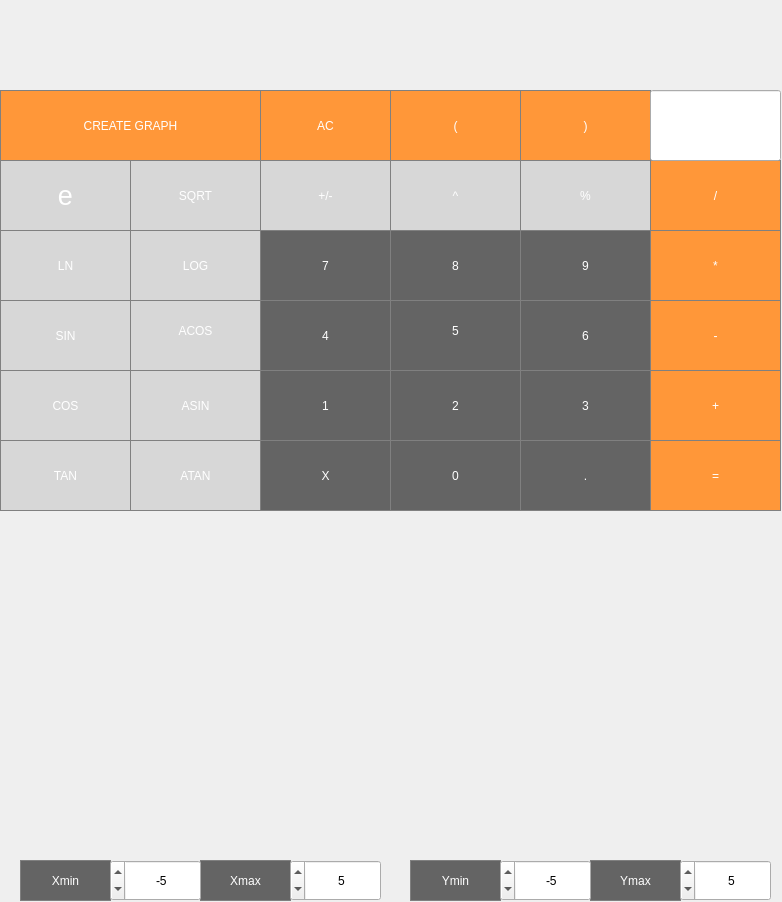
Before: the Qt Designer form src/SmartCalc/View/mainwindow.ui in AjzSAhmetzyanov/Smart_Calculator_MVC_Implementation, drawn with Qt 5.
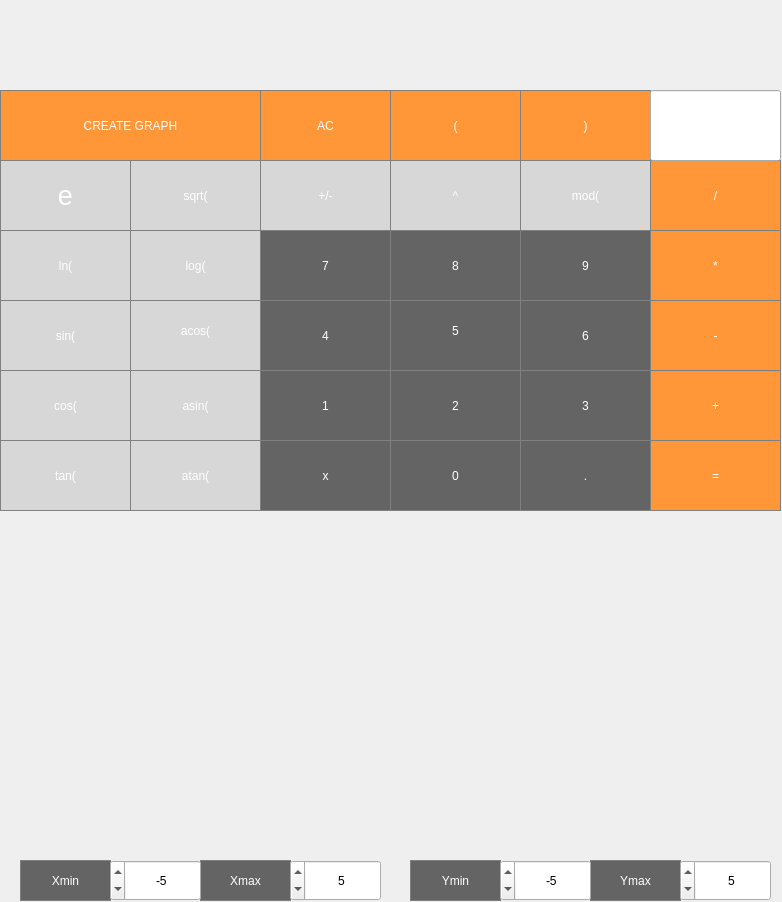
After: the same form once the commit is applied. Custom widgets are drawn as their Qt base class.

```diff
--- a/src/SmartCalc/View/mainwindow.ui
+++ b/src/SmartCalc/View/mainwindow.ui
@@ -43,7 +43,7 @@
 </string>
     </property>
     <property name="text">
-     <string>SIN</string>
+     <string>sin(</string>
     </property>
     <property name="iconSize">
      <size>
@@ -75,7 +75,7 @@
 </string>
     </property>
     <property name="text">
-     <string>COS</string>
+     <string>cos(</string>
     </property>
     <property name="iconSize">
      <size>
@@ -107,7 +107,7 @@
 </string>
     </property>
     <property name="text">
-     <string>TAN</string>
+     <string>tan(</string>
     </property>
     <property name="iconSize">
      <size>
@@ -139,7 +139,7 @@
 </string>
     </property>
     <property name="text">
-     <string>ASIN</string>
+     <string>asin(</string>
     </property>
     <property name="iconSize">
      <size>
@@ -171,7 +171,7 @@
 </string>
     </property>
     <property name="text">
-     <string>ACOS</string>
+     <string>acos(</string>
     </property>
     <property name="iconSize">
      <size>
@@ -203,7 +203,7 @@
 </string>
     </property>
     <property name="text">
-     <string>ATAN</string>
+     <string>atan(</string>
     </property>
     <property name="iconSize">
      <size>
@@ -235,7 +235,7 @@
 </string>
     </property>
     <property name="text">
-     <string>SQRT</string>
+     <string>sqrt(</string>
     </property>
     <property name="iconSize">
      <size>
@@ -267,7 +267,7 @@
 </string>
     </property>
     <property name="text">
-     <string>LN</string>
+     <string>ln(</string>
     </property>
     <property name="iconSize">
      <size>
@@ -299,7 +299,7 @@
 </string>
     </property>
     <property name="text">
-     <string>LOG</string>
+     <string>log(</string>
     </property>
     <property name="iconSize">
      <size>
@@ -331,7 +331,7 @@
 </string>
     </property>
     <property name="text">
-     <string>%</string>
+     <string>mod(</string>
     </property>
     <property name="iconSize">
      <size>
@@ -364,7 +364,7 @@
 </string>
     </property>
     <property name="text">
-     <string>X</string>
+     <string>x</string>
     </property>
     <property name="iconSize">
      <size>
```
Left out of the diff: 2 changed lines with no effect on the pictures.
